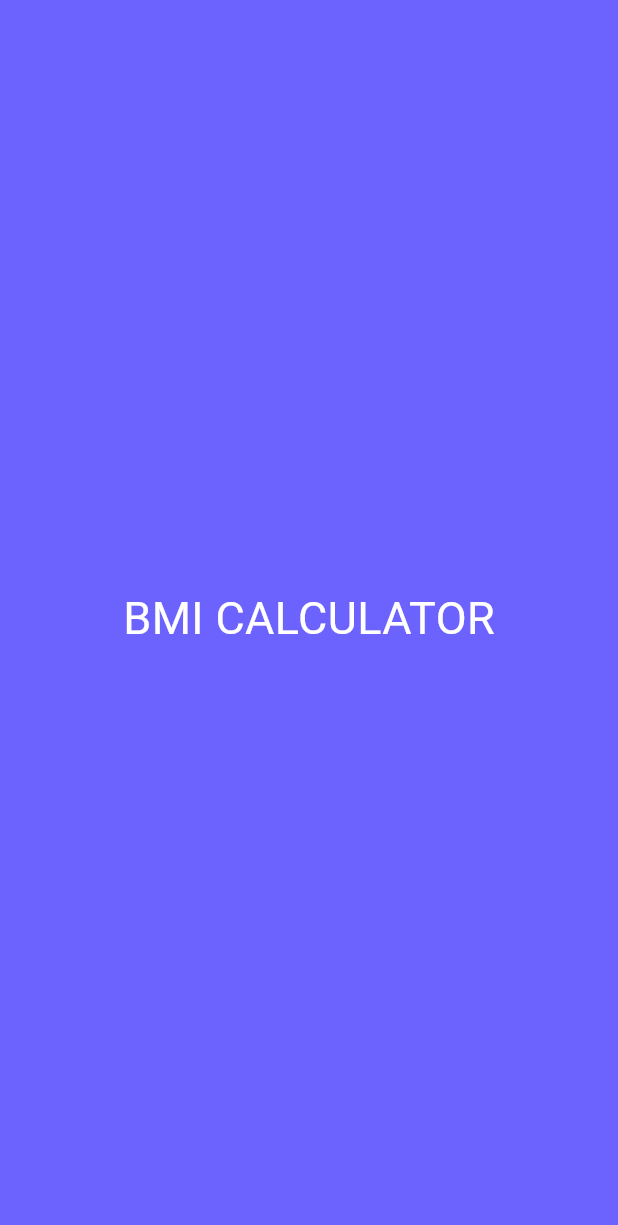
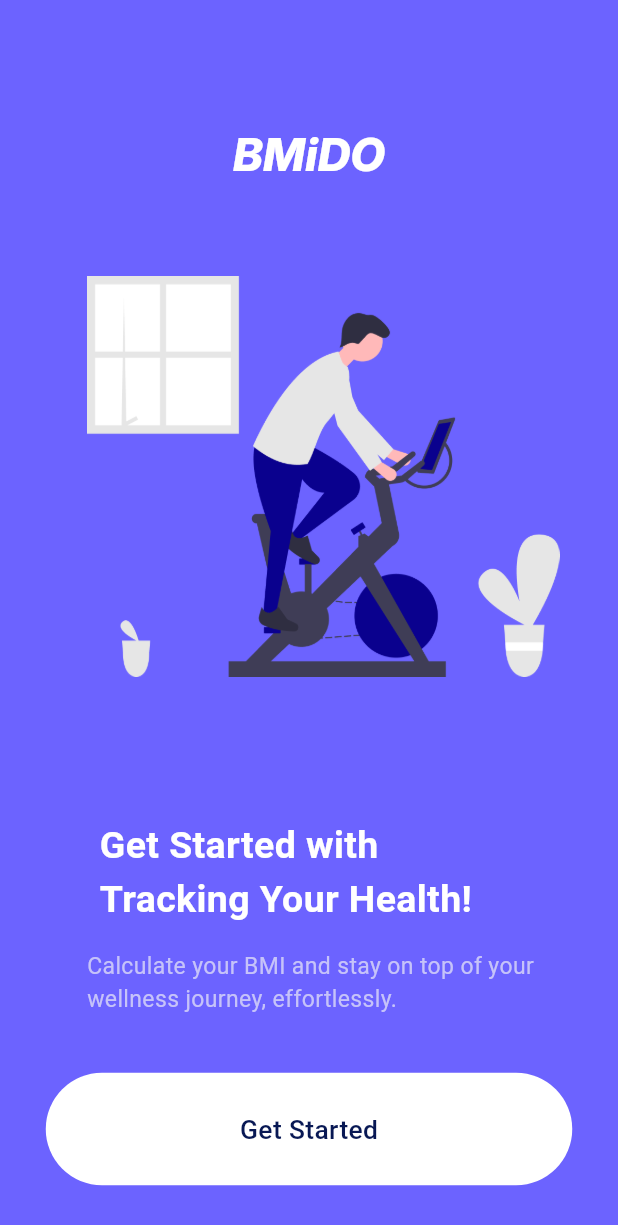
Before and after one commit to mazdon9/bmi_calculator, a Flutter app: the screen it shows after launch, on a phone screen of 412 x 824 dp. Shown: the top 1225 px of the screen. Run offline on Flutter 3.47's test engine with Material 3 defaults, Android fonts, the phone set to English and light mode, and no system bars; Roboto replaces fonts that are missing (Inter-Bold, Inter-Medium, Inter-regular).

Commit message:
message: feature/splash_screen

```diff
--- /dev/null
+++ b/lib/components/app_button.dart
@@ -0,0 +1,37 @@
+import 'package:bmi_calculator/components/app_text.dart';
+import 'package:bmi_calculator/components/app_text_style.dart';
+import 'package:bmi_calculator/contants/app_color_path.dart';
+import 'package:flutter/material.dart';
+
+class AppButton extends StatelessWidget {
+  final String content;
+  final VoidCallback onTap;
+
+  const AppButton({required this.content, required this.onTap, super.key});
+
+  @override
+  Widget build(BuildContext context) {
+    final screenWidth = MediaQuery.of(context).size.width;
+
+    return GestureDetector(
+      onTap: onTap,
+      child: Container(
+        width: screenWidth - 31 - 30,
+        height: 75,
+        decoration: BoxDecoration(
+          color: AppColorPath.white,
+          borderRadius: BorderRadius.circular(59),
+        ),
+        child: Center(
+          child: AppText(
+            title: content,
+            style: AppTextStyle.textFontM17W500.copyWith(
+              color: AppColorPath.darkBlue,
+              fontSize: 17.6,
+            ),
+          ),
+        ),
+      ),
+    );
+  }
+}
--- /dev/null
+++ b/lib/components/app_text.dart
@@ -0,0 +1,24 @@
+import 'package:flutter/material.dart';
+
+class AppText extends StatelessWidget {
+  final String title;
+  final TextStyle? style;
+  final TextAlign? textAlign;
+
+  const AppText({required this.title, this.style, this.textAlign, super.key});
+
+  @override
+  Widget build(BuildContext context) {
+    return Text(
+      title,
+      textAlign: textAlign,
+      style:
+          style ??
+          TextStyle(
+            color: Colors.white,
+            fontSize: 18,
+            fontWeight: FontWeight.w600,
+          ),
+    );
+  }
+}
--- /dev/null
+++ b/lib/components/app_text_style.dart
@@ -0,0 +1,43 @@
+import 'package:bmi_calculator/contants/app_color_path.dart';
+import 'package:flutter/material.dart';
+
+class AppTextStyle {
+  static final TextStyle textFont18W600 = TextStyle(
+    fontFamily: 'Inter',
+    fontSize: 18,
+    fontWeight: FontWeight.w600,
+    color: AppColorPath.black.withValues(alpha: 75),
+  );
+  static final TextStyle textFontI30W800 = TextStyle(
+    fontFamily: 'Inter',
+    fontSize: 30.42,
+    fontStyle: FontStyle.italic,
+    fontWeight: FontWeight.w800,
+    color: AppColorPath.white,
+  );
+  static final TextStyle textFont15W400 = TextStyle(
+    fontFamily: 'Inter-regular',
+    fontSize: 15.33,
+    fontWeight: FontWeight.w400,
+    color: AppColorPath.lavenderLight,
+  );
+  static final TextStyle textFont17W400 = TextStyle(
+    fontFamily: 'Inter-regular',
+    fontSize: 17.6,
+    fontWeight: FontWeight.w400,
+    color: AppColorPath.darkBlue,
+  );
+
+  static final TextStyle textFontI25W700 = TextStyle(
+    fontFamily: 'Inter-Bold',
+    fontSize: 25,
+    fontWeight: FontWeight.w700,
+    color: AppColorPath.white,
+  );
+  static final TextStyle textFontM17W500 = TextStyle(
+    fontFamily: 'Inter-Medium',
+    fontSize: 17.6,
+    fontWeight: FontWeight.w500,
+    color: AppColorPath.darkBlue,
+  );
+}
--- /dev/null
+++ b/lib/contants/app_color_path.dart
@@ -0,0 +1,10 @@
+import 'package:flutter/material.dart';
+
+class AppColorPath {
+  static final Color lavender = Color(0xff6C63FF);
+  static final Color lavenderLight = Color(0xffC6C3F9);
+  static final Color black = Color(0xff060918);
+  static final Color white = Color(0xFFFFFFFF);
+  static final Color lightWhite = Color(0xFFF4F3FF);
+  static final Color darkBlue = Color(0xFF081854);
+}
--- /dev/null
+++ b/lib/screen/results_screen.dart
@@ -0,0 +1,25 @@
+import 'package:bmi_calculator/components/app_text.dart';
+import 'package:bmi_calculator/components/app_text_style.dart';
+import 'package:flutter/material.dart';
+
+class ResultsScreen extends StatelessWidget {
+  const ResultsScreen({super.key});
+
+  @override
+  Widget build(BuildContext context) {
+    return Scaffold(
+      body: Align(
+        alignment: Alignment.topCenter,
+        child: Column(
+          children: [
+            Padding(padding: EdgeInsetsGeometry.only(top: 54)),
+            AppText(
+              title: 'BMI CALCULATOR',
+              style: AppTextStyle.textFont17W400,
+            ),
+          ],
+        ),
+      ),
+    );
+  }
+}
--- a/lib/screen/splash_screen.dart
+++ b/lib/screen/splash_screen.dart
@@ -1,3 +1,7 @@
+import 'package:bmi_calculator/components/app_button.dart';
+import 'package:bmi_calculator/components/app_text.dart';
+import 'package:bmi_calculator/components/app_text_style.dart';
+import 'package:bmi_calculator/screen/Results_Screen.dart';
 import 'package:flutter/material.dart';
 
 class SplashScreen extends StatelessWidget {
@@ -7,10 +11,50 @@ class SplashScreen extends StatelessWidget {
   Widget build(BuildContext context) {
     return Scaffold(
       backgroundColor: Color(0xff6C63FF),
-      body: Center(
-        child: Text(
-          'BMI CALCULATOR',
-          style: TextStyle(color: Colors.white, fontSize: 30),
+      body: Align(
+        alignment: Alignment.topCenter,
+        child: Column(
+          children: [
+            Padding(
+              padding: const EdgeInsets.only(top: 81),
+              child: AppText(
+                title: 'BMiDO',
+                style: AppTextStyle.textFontI30W800,
+              ),
+            ),
+            SizedBox(height: 59),
+            Container(
+              padding: EdgeInsets.only(left: 58, right: 39),
+              child: Image.asset('assets/images/man_with_bicycle_img.png'),
+            ),
+            Padding(
+              padding: EdgeInsets.only(top: 95, right: 31),
+              child: AppText(
+                title: 'Get Started with\nTracking Your Health!',
+                style: AppTextStyle.textFontI25W700,
+              ),
+            ),
+            SizedBox(height: 15),
+            Padding(
+              padding: EdgeInsets.only(left: 58, right: 54),
+              child: AppText(
+                title:
+                    'Calculate your BMI and stay on top of your wellness journey, effortlessly.',
+                style: AppTextStyle.textFont15W400,
+              ),
+            ),
+            SizedBox(height: 38),
+            AppButton(
+              content: 'Get Started',
+              onTap: () {
+                Navigator.push(
+                  context,
+                  MaterialPageRoute(builder: (context) => ResultsScreen()),
+                );
+              },
+            ),
+            Spacer(),
+          ],
         ),
       ),
     );
```
Also changed, not shown: pubspec.yaml (+20 -2 lines), assets/fonts/Inter-Bold.ttf (added), assets/fonts/Inter-ExtraBolditalic.ttf (added), assets/fonts/Inter-Medium.ttf (added), assets/fonts/Inter-Regular.ttf (added), assets/fonts/Inter-SemiBoldItalic.ttf (added), assets/images/man_with_bicycle_img.png (added), 1 other file.
